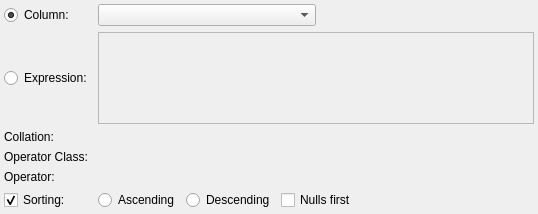
Before: the Qt Designer form libpgmodeler_ui/ui/elementwidget.ui in pgmodeler/pgmodeler, drawn with Qt 5.
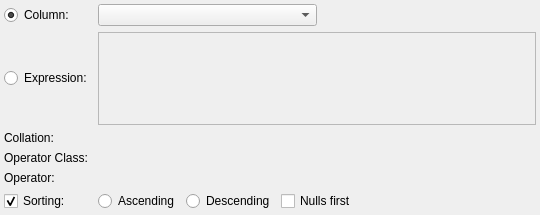
After: the same form once the commit is applied.

Commit message: Setting a minimal size for the ElementWidget

Diff of the .ui file:
```diff
--- a/libpgmodeler_ui/ui/elementwidget.ui
+++ b/libpgmodeler_ui/ui/elementwidget.ui
@@ -6,10 +6,16 @@
    <rect>
     <x>0</x>
     <y>0</y>
-    <width>538</width>
-    <height>214</height>
+    <width>540</width>
+    <height>215</height>
    </rect>
   </property>
+  <property name="minimumSize">
+   <size>
+    <width>540</width>
+    <height>215</height>
+   </size>
+  </property>
   <property name="windowTitle">
    <string>Element properties</string>
   </property>
```
